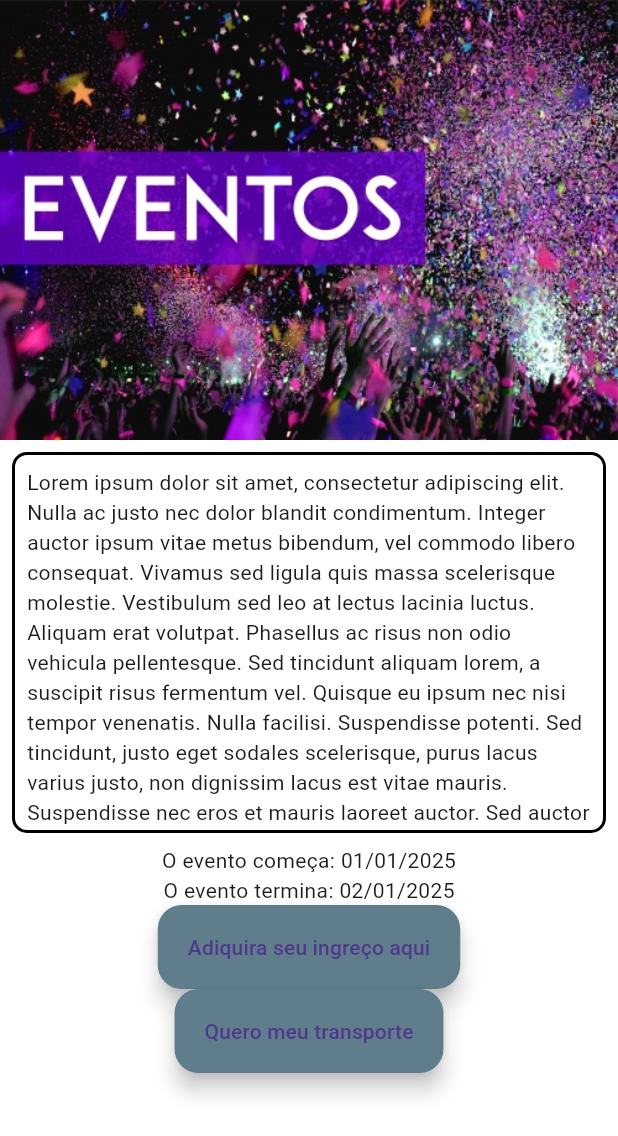
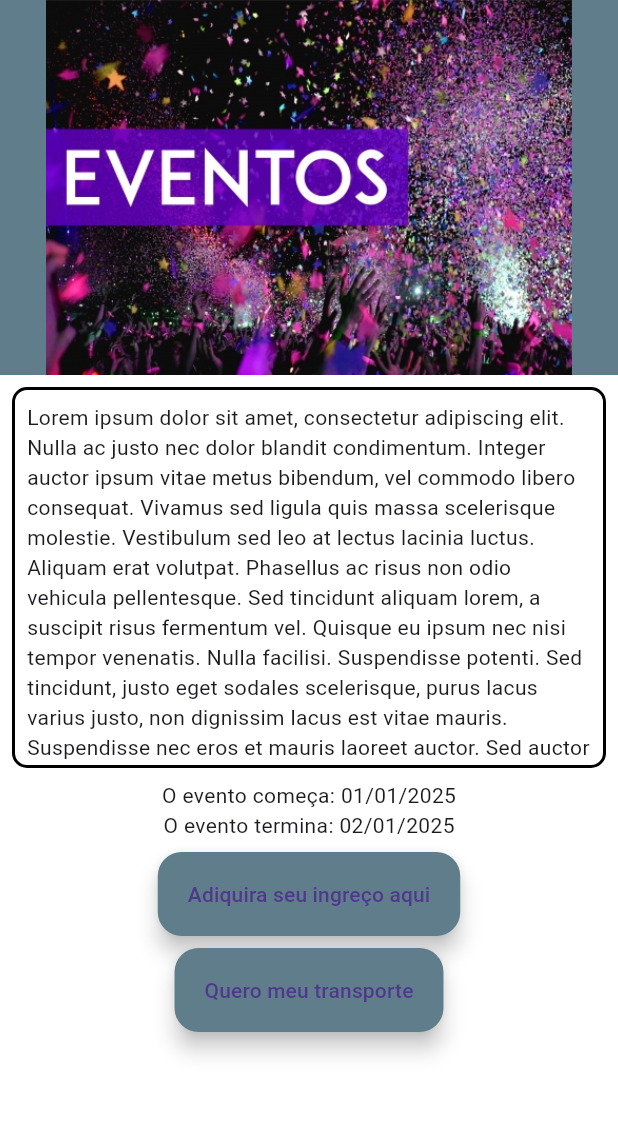
Before and after one commit to RobertoTadeuAlmeida/loja_app, a Flutter app: the Produtos screen opened by its route, on a phone screen of 412 x 824 dp. Shown: the top 1136 px of the screen. Run offline on Flutter 3.47's test engine with Material 3 defaults, Android fonts, the phone set to English and light mode, and no system bars; our stand-ins replace flutter_animate; Roboto replaces fonts that are missing (MontserrartAlternates); project files that could hold a hidden picture were left out.

Commit message:
animaçao
tentativa de animação no produto

```diff
--- a/lib/app/screens/Produtos.dart
+++ b/lib/app/screens/Produtos.dart
@@ -11,12 +11,21 @@ class _ProdutosState extends State<Produtos> {
   String foto = "assets/images/evento.jpg";
 
   final ScrollController _scrollController = ScrollController();
+  late PageController pageCtrl = PageController();
+  List<Widget> imageList = [
+    Image.asset("assets/images/evento.jpg"),
+    Image.asset("assets/images/evento.jpg")
+  ];
 
   @override
   Widget build(BuildContext context) {
     return Scaffold(
       body: Column(children: [
-        Container(child: Image.asset(foto)),
+        Container(
+            width: 450,
+            height: 250,
+            color: Colors.blueGrey,
+            child: PageView(controller: pageCtrl, children: imageList)),
         Padding(
           padding: const EdgeInsets.all(8.0),
           child: Container(
@@ -43,10 +52,13 @@ class _ProdutosState extends State<Produtos> {
           children: [
             Text("O evento começa: 01/01/2025"),
             Text("O evento termina: 02/01/2025"),
-            FloatingActionButton.extended(
-              heroTag: 'ingreco',
-              onPressed: () {},
-              label: Text("Adiquira seu ingreço aqui"),
+            Padding(
+              padding: const EdgeInsets.all(8.0),
+              child: FloatingActionButton.extended(
+                heroTag: 'ingreco',
+                onPressed: () {},
+                label: Text("Adiquira seu ingreço aqui"),
+              ),
             )
           ],
         ),
```
